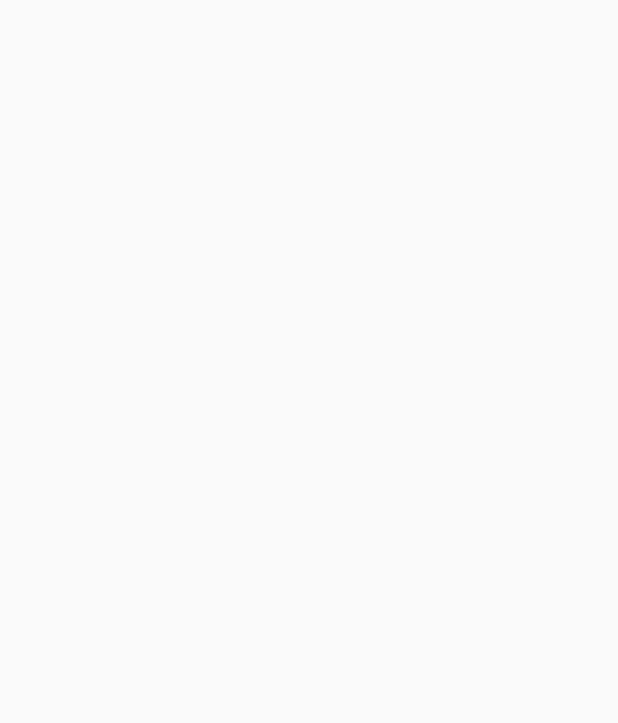
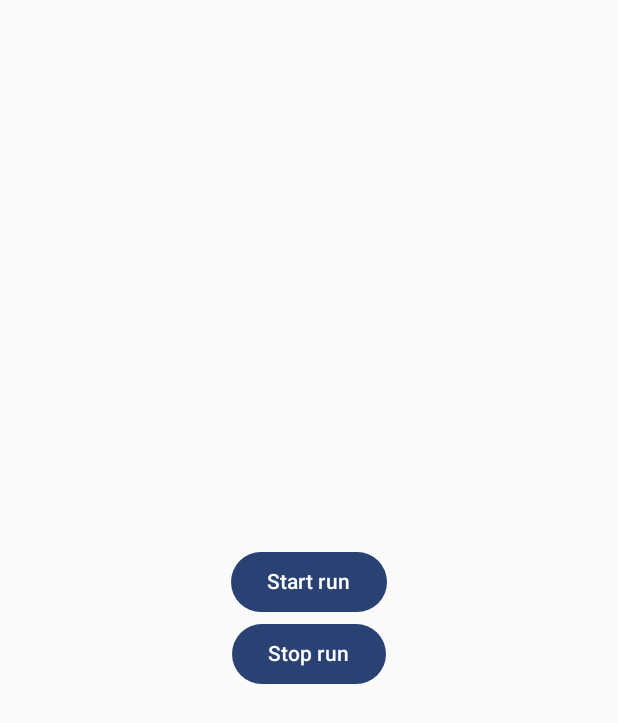
Before and after one commit to llAndroidManll/Foreground-Service, an Android app built with Jetpack Compose: the screen it shows after launch (MainActivity), on a phone screen of 412 x 824 dp. Before the commit the part shown is empty. Shown: the top 723 px of the screen. Run offline under Robolectric (Android 15) with nearby library versions, the phone set to English and light mode, and no system bars.

Commit message:
Requesting Permissions, Displaying Buttons and then sending intent to the foreground service

```diff
--- a/app/src/main/java/com/example/foregroundservice/MainActivity.kt
+++ b/app/src/main/java/com/example/foregroundservice/MainActivity.kt
@@ -1,25 +1,80 @@
 package com.example.foregroundservice
 
+import android.content.Intent
+import android.os.Build
 import android.os.Bundle
 import androidx.activity.ComponentActivity
 import androidx.activity.compose.setContent
 import androidx.activity.enableEdgeToEdge
+import androidx.annotation.RequiresApi
+import androidx.compose.foundation.layout.Arrangement
+import androidx.compose.foundation.layout.Column
 import androidx.compose.foundation.layout.fillMaxSize
 import androidx.compose.foundation.layout.padding
+import androidx.compose.material3.Button
 import androidx.compose.material3.Scaffold
 import androidx.compose.material3.Text
 import androidx.compose.runtime.Composable
+import androidx.compose.ui.Alignment
 import androidx.compose.ui.Modifier
 import androidx.compose.ui.tooling.preview.Preview
+import androidx.compose.ui.unit.dp
+import androidx.core.app.ActivityCompat
 import com.example.foregroundservice.ui.theme.ForegroundServiceTheme
 
 class MainActivity : ComponentActivity() {
+
+
     override fun onCreate(savedInstanceState: Bundle?) {
         super.onCreate(savedInstanceState)
-        enableEdgeToEdge()
+
+
+        /*TODO: 10. Requesting permission
+        * */
+        if (Build.VERSION.SDK_INT >= Build.VERSION_CODES.TIRAMISU) {
+            ActivityCompat.requestPermissions(
+                this,
+                arrayOf(android.Manifest.permission.POST_NOTIFICATIONS),
+                0
+            )
+        }
+
+
         setContent {
             ForegroundServiceTheme {
-
+                Column(
+                    modifier = Modifier
+                        .fillMaxSize()
+                        .padding(16.dp),
+                    horizontalAlignment = Alignment.CenterHorizontally,
+                    verticalArrangement = Arrangement.Center
+                ) {
+                    /*TODO: 11. Displaying two buttons to start and stop the service
+                    * */
+                    Button(
+                        onClick = {
+                            /*TODO: 12. Sending intent to the our foreground service with our custom actions
+                            *
+                            * */
+                            Intent(applicationContext, RunningService::class.java).also {
+                                it.action = RunningService.Actions.START.toString()
+                                startService(it)
+                            }
+                        }
+                    ) {
+                        Text(text = "Start run")
+                    }
+                    Button(
+                        onClick = {
+                            Intent(applicationContext, RunningService::class.java).also {
+                                it.action = RunningService.Actions.STOP.toString()
+                                startService(it)
+                            }
+                        }
+                    ) {
+                        Text(text = "Stop run")
+                    }
+                }
             }
         }
     }
```
